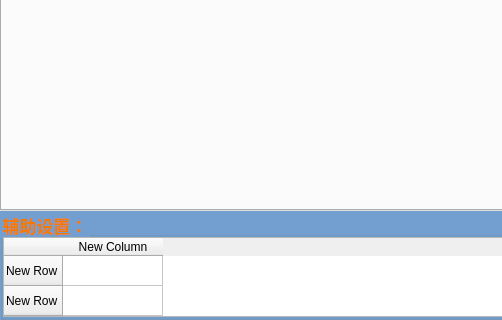
Above: frm/Frm_timingTable.ui from lvxiaowei/linux_lcCode before the change; both pictures show x 0 to 502 and y 170 to 490 of the 702 by 490 pixel window. Below: the same form after it.
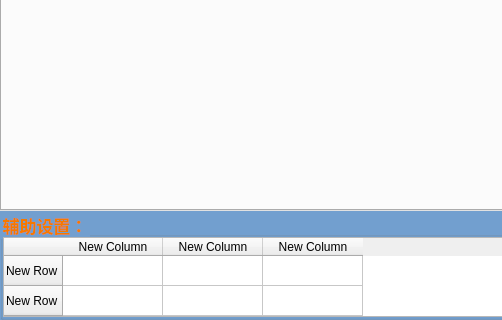
That is the form after the change.

The edit to the form file:
```diff
--- a/frm/Frm_timingTable.ui
+++ b/frm/Frm_timingTable.ui
@@ -98,6 +98,16 @@
           <string>New Column</string>
          </property>
         </column>
+        <column>
+         <property name="text">
+          <string>New Column</string>
+         </property>
+        </column>
+        <column>
+         <property name="text">
+          <string>New Column</string>
+         </property>
+        </column>
        </widget>
       </item>
      </layout>
```
